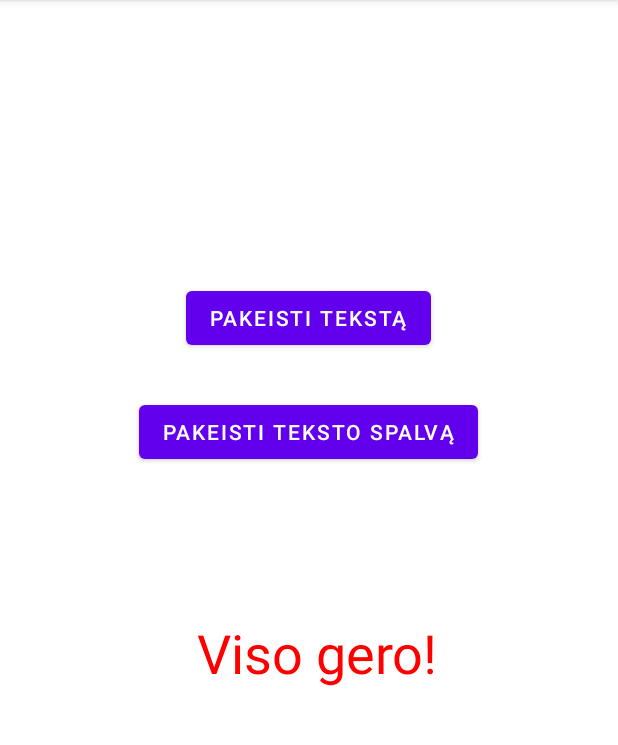
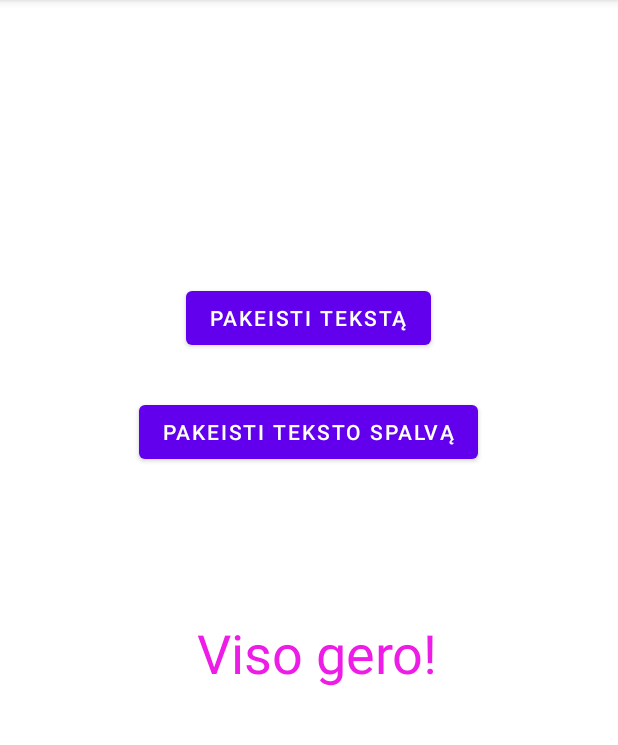
Before and after one commit to lauratmanaviciute/PirmasPraktinisDarbas, an Android app: the screen it shows after launch (MainActivity), after a tap on "PAKEISTI TEKSTO SPALVĄ", on a phone screen of 412 x 824 dp, the part 84-829 px from its top. Run offline under Robolectric (Android 15) with nearby library versions, the phone set to English and light mode, and no system bars; 1 other tap on this screen came first.

Commit message:
Changed changeTextColor button parameters

```diff
--- a/app/src/main/java/com/example/pirmaspraktinisdarbas/MainActivity.java
+++ b/app/src/main/java/com/example/pirmaspraktinisdarbas/MainActivity.java
@@ -31,7 +31,7 @@ public class MainActivity extends AppCompatActivity {
         this.btnChangeMainTextColor = (Button) findViewById(R.id.btnChangeMainTextColor);
         btnChangeMainTextColor.setOnClickListener(new View.OnClickListener() {
             public void onClick(View v) {
-                tvMain.setTextColor(Color.RED);;
+                tvMain.setTextColor(Color.parseColor("#ED1CE6"));
             }
         });
     }
```
